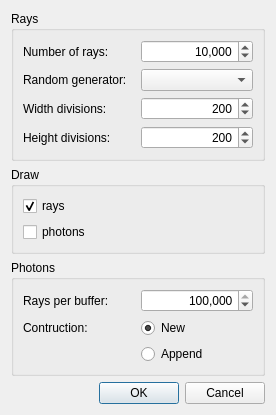
This is source/application/run/RayOptionsDialog.ui in CST-Modelling-Tools/TonatiuhPP as Qt 5 draws it before an edit. The edited form follows.
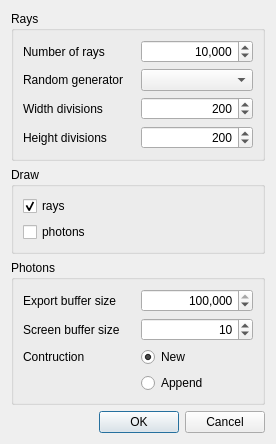
This is the edited form.

The edit to the form file:
```diff
--- a/source/application/run/RayOptionsDialog.ui
+++ b/source/application/run/RayOptionsDialog.ui
@@ -7,7 +7,7 @@
     <x>0</x>
     <y>0</y>
     <width>276</width>
-    <height>362</height>
+    <height>388</height>
    </rect>
   </property>
   <property name="windowTitle">
@@ -22,14 +22,8 @@
      <layout class="QGridLayout" name="settingsLayout">
       <item row="0" column="0">
        <widget class="QLabel" name="raysNumberLabel">
-        <property name="minimumSize">
-         <size>
-          <width>0</width>
-          <height>0</height>
-         </size>
-        </property>
         <property name="text">
-         <string>Number of rays:</string>
+         <string>Number of rays</string>
         </property>
        </widget>
       </item>
@@ -64,7 +58,7 @@
       <item row="2" column="0">
        <widget class="QLabel" name="raysRandomFactoryLabel">
         <property name="text">
-         <string>Random generator:</string>
+         <string>Random generator</string>
         </property>
        </widget>
       </item>
@@ -100,7 +94,7 @@
       <item row="6" column="0">
        <widget class="QLabel" name="raysPlaneHeightLabel">
         <property name="text">
-         <string>Height divisions:</string>
+         <string>Height divisions</string>
         </property>
        </widget>
       </item>
@@ -126,7 +120,7 @@
       <item row="5" column="0">
        <widget class="QLabel" name="raysPlaneWidthLabel">
         <property name="text">
-         <string>Width divisions:</string>
+         <string>Width divisions</string>
         </property>
        </widget>
       </item>
@@ -165,56 +159,79 @@
       <string>Photons</string>
      </property>
      <layout class="QGridLayout" name="photonMapLayout">
-      <item row="1" column="1">
-       <widget class="QRadioButton" name="photonBufferNewRadio">
-        <property name="text">
-         <string>New</string>
-        </property>
-        <property name="checked">
-         <bool>true</bool>
-        </property>
-       </widget>
-      </item>
-      <item row="0" column="1">
-       <widget class="QSpinBox" name="photonBufferSizeSpin">
-        <property name="alignment">
-         <set>Qt::AlignRight|Qt::AlignTrailing|Qt::AlignVCenter</set>
-        </property>
-        <property name="showGroupSeparator" stdset="0">
-         <bool>true</bool>
-        </property>
-        <property name="minimum">
-         <number>1</number>
-        </property>
-        <property name="maximum">
-         <number>999999999</number>
-        </property>
-        <property name="singleStep">
-         <number>100000</number>
-        </property>
-        <property name="value">
-         <number>1000000</number>
-        </property>
-       </widget>
-      </item>
-      <item row="1" column="0">
-       <widget class="QLabel" name="photonBufferLabel">
-        <property name="text">
-         <string>Contruction:</string>
-        </property>
-       </widget>
-      </item>
-      <item row="2" column="1">
+      <item row="3" column="1">
        <widget class="QRadioButton" name="photonBufferAppendRadio">
         <property name="text">
          <string>Append</string>
         </property>
        </widget>
       </item>
+      <item row="0" column="1">
+       <widget class="QSpinBox" name="photonBufferSizeSpin">
+        <property name="alignment">
+         <set>Qt::AlignRight|Qt::AlignTrailing|Qt::AlignVCenter</set>
+        </property>
+        <property name="showGroupSeparator" stdset="0">
+         <bool>true</bool>
+        </property>
+        <property name="minimum">
+         <number>1</number>
+        </property>
+        <property name="maximum">
+         <number>999999999</number>
+        </property>
+        <property name="singleStep">
+         <number>100000</number>
+        </property>
+        <property name="value">
+         <number>1000000</number>
+        </property>
+       </widget>
+      </item>
+      <item row="2" column="1">
+       <widget class="QRadioButton" name="photonBufferNewRadio">
+        <property name="text">
+         <string>New</string>
+        </property>
+        <property name="checked">
+         <bool>true</bool>
+        </property>
+       </widget>
+      </item>
       <item row="0" column="0">
        <widget class="QLabel" name="photonBufferSizeLabel">
         <property name="text">
-         <string>Rays per buffer:</string>
+         <string>Export buffer size</string>
+        </property>
+       </widget>
+      </item>
+      <item row="2" column="0">
+       <widget class="QLabel" name="photonBufferLabel">
+        <property name="text">
+         <string>Contruction</string>
+        </property>
+       </widget>
+      </item>
+      <item row="1" column="0">
+       <widget class="QLabel" name="photonDisplayLabel">
+        <property name="text">
+         <string>Screen buffer size</string>
+        </property>
+       </widget>
+      </item>
+      <item row="1" column="1">
+       <widget class="QSpinBox" name="photonDisplaySpin">
+        <property name="alignment">
+         <set>Qt::AlignRight|Qt::AlignTrailing|Qt::AlignVCenter</set>
+        </property>
+        <property name="showGroupSeparator" stdset="0">
+         <bool>true</bool>
+        </property>
+        <property name="maximum">
+         <number>100000</number>
+        </property>
+        <property name="value">
+         <number>10</number>
         </property>
        </widget>
       </item>
```
Left out of the diff: 15 changed lines with no effect on the pictures.
